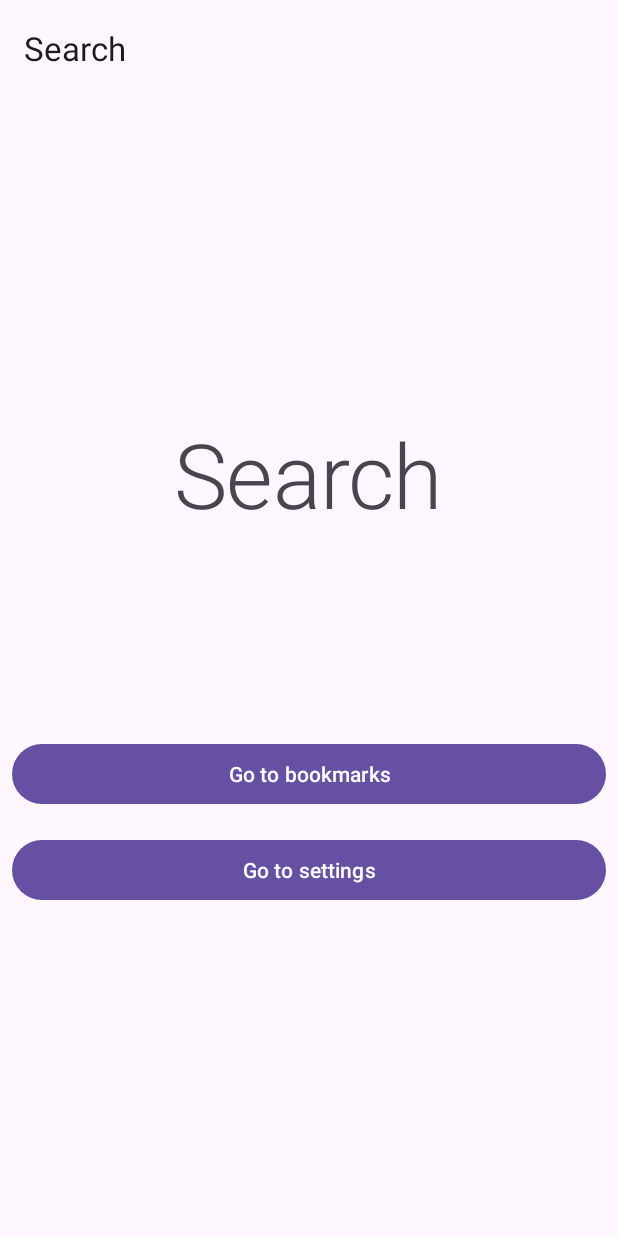
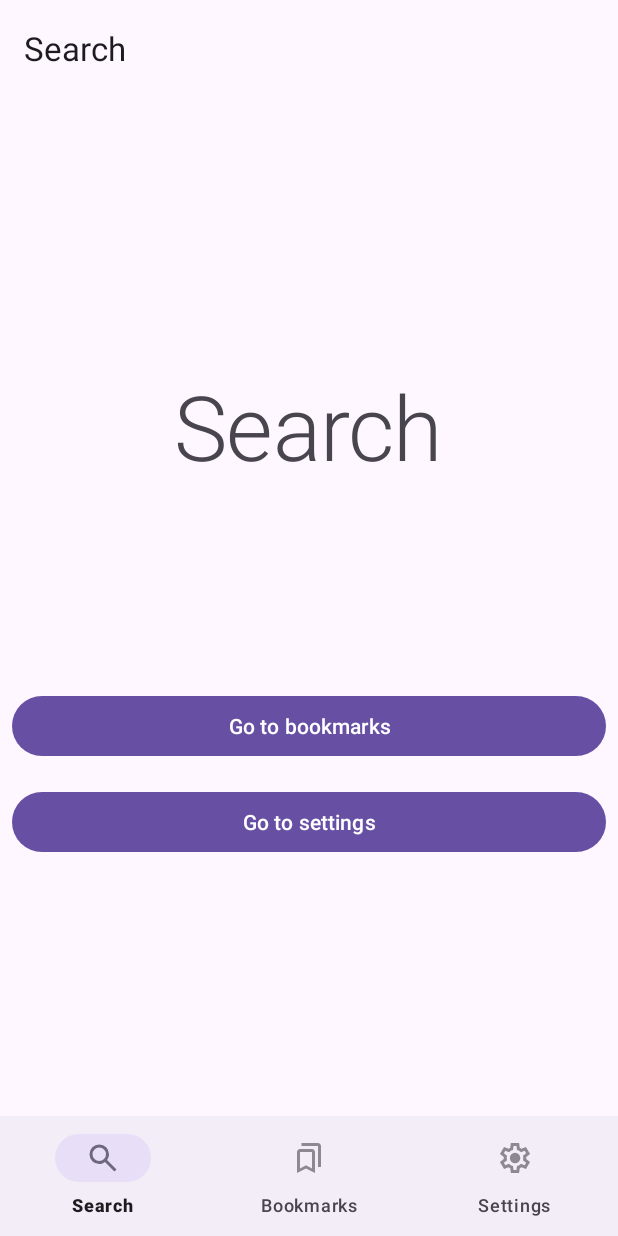
Before and after one commit to osu-cs492-classroom/NavUIExample-f26, an Android app: the screen it shows after launch (MainActivity before the commit, MainActivityWithBottomTabs after it), on a phone screen of 412 x 824 dp. Run offline under Robolectric (Android 15) with nearby library versions, the phone set to English and light mode, and no system bars; our stand-ins replace navigation-ui.

Commit message:
Add code from 11/19 lecture.

```diff
--- a/app/src/main/AndroidManifest.xml
+++ b/app/src/main/AndroidManifest.xml
@@ -11,7 +11,7 @@
         android:supportsRtl="true"
         android:theme="@style/Theme.GitHubSearch">
         <activity
-            android:name=".MainActivity"
+            android:name=".MainActivityWithBottomTabs"
             android:exported="true"
             android:windowSoftInputMode="adjustResize">
             <intent-filter>
--- /dev/null
+++ b/app/src/main/java/edu/oregonstate/cs492/navuiexample/MainActivityWithBottomTabs.kt
@@ -0,0 +1,53 @@
+package edu.oregonstate.cs492.navuiexample
+
+import android.os.Bundle
+import androidx.activity.enableEdgeToEdge
+import androidx.appcompat.app.AppCompatActivity
+import androidx.core.view.ViewCompat
+import androidx.core.view.WindowInsetsCompat
+import androidx.drawerlayout.widget.DrawerLayout
+import androidx.navigation.findNavController
+import androidx.navigation.fragment.NavHostFragment
+import androidx.navigation.ui.navigateUp
+import androidx.navigation.ui.AppBarConfiguration
+import androidx.navigation.ui.setupActionBarWithNavController
+import androidx.navigation.ui.setupWithNavController
+import com.google.android.material.appbar.MaterialToolbar
+import com.google.android.material.bottomnavigation.BottomNavigationView
+import com.google.android.material.navigation.NavigationView
+
+class MainActivityWithBottomTabs : AppCompatActivity() {
+    private lateinit var appBarConfig: AppBarConfiguration
+
+    override fun onCreate(savedInstanceState: Bundle?) {
+        super.onCreate(savedInstanceState)
+        enableEdgeToEdge()
+        setContentView(R.layout.activity_main_with_bottom_tabs)
+        ViewCompat.setOnApplyWindowInsetsListener(findViewById(R.id.main)) { v, insets ->
+            val systemBars = insets.getInsets(WindowInsetsCompat.Type.systemBars())
+            v.setPadding(systemBars.left, systemBars.top, systemBars.right, systemBars.bottom)
+            insets
+        }
+
+        val navHostFragment = supportFragmentManager.findFragmentById(
+            R.id.nav_host_fragment
+        ) as NavHostFragment
+        val navController = navHostFragment.navController
+        appBarConfig = AppBarConfiguration(navController.graph)
+
+        val topAppBar = findViewById<MaterialToolbar>(R.id.top_app_bar)
+        setSupportActionBar(topAppBar)
+        setupActionBarWithNavController(
+            navController,
+            appBarConfig
+        )
+
+        findViewById<BottomNavigationView>(R.id.bottom_nav)
+            .setupWithNavController(navController)
+    }
+
+    override fun onSupportNavigateUp(): Boolean {
+        val navController = findNavController(R.id.nav_host_fragment)
+        return navController.navigateUp(appBarConfig) || super.onSupportNavigateUp()
+    }
+}
--- /dev/null
+++ b/app/src/main/res/layout/activity_main_with_bottom_tabs.xml
@@ -0,0 +1,39 @@
+<?xml version="1.0" encoding="utf-8"?>
+<androidx.coordinatorlayout.widget.CoordinatorLayout
+    xmlns:android="http://schemas.android.com/apk/res/android"
+    xmlns:app="http://schemas.android.com/apk/res-auto"
+    xmlns:tools="http://schemas.android.com/tools"
+    android:id="@+id/main"
+    android:layout_width="match_parent"
+    android:layout_height="match_parent"
+    tools:context=".MainActivity">
+
+    <RelativeLayout
+        android:layout_width="match_parent"
+        android:layout_height="match_parent">
+
+        <com.google.android.material.appbar.MaterialToolbar
+            android:id="@+id/top_app_bar"
+            android:layout_width="match_parent"
+            android:layout_height="wrap_content"
+            android:minHeight="?attr/actionBarSize"
+            android:layout_alignParentTop="true"
+            style="?attr/toolbarStyle"/>
+
+        <androidx.fragment.app.FragmentContainerView
+            android:id="@+id/nav_host_fragment"
+            android:layout_width="match_parent"
+            android:layout_height="match_parent"
+            android:name="androidx.navigation.fragment.NavHostFragment"
+            app:navGraph="@navigation/main_nav_graph"
+            app:defaultNavHost="true" />
+
+        <com.google.android.material.bottomnavigation.BottomNavigationView
+            android:id="@+id/bottom_nav"
+            android:layout_width="match_parent"
+            android:layout_height="wrap_content"
+            android:layout_alignParentBottom="true"
+            app:menu="@menu/main_tab_bar_menu"/>
+    </RelativeLayout>
+
+</androidx.coordinatorlayout.widget.CoordinatorLayout>
--- /dev/null
+++ b/app/src/main/res/menu/main_tab_bar_menu.xml
@@ -0,0 +1,15 @@
+<?xml version="1.0" encoding="utf-8"?>
+<menu xmlns:android="http://schemas.android.com/apk/res/android">
+    <item
+        android:id="@+id/search"
+        android:icon="@drawable/ic_action_search"
+        android:title="@string/label_search" />
+    <item
+        android:id="@+id/bookmarks"
+        android:icon="@drawable/ic_action_bookmarks"
+        android:title="@string/label_bookmarks" />
+    <item
+        android:id="@+id/settings"
+        android:icon="@drawable/ic_action_settings"
+        android:title="@string/label_settings" />
+</menu>
```
Also changed, not shown: app/src/main/java/edu/oregonstate/cs492/navuiexample/MainActivity.kt (+7 -1 lines), app/src/main/res/layout/activity_main.xml (+15 -1 lines), app/src/main/res/menu/main_drawer_menu.xml (added, +15 -0 lines).
